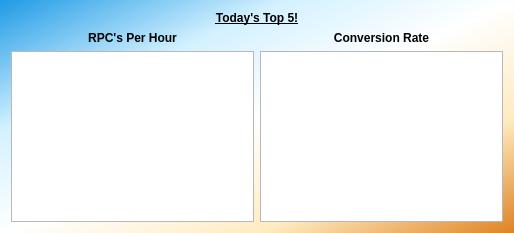
Above: Ui_Files/top_five.ui from jakesb27/Manager_KPI_Tracker before the change. Below: the same form after it.
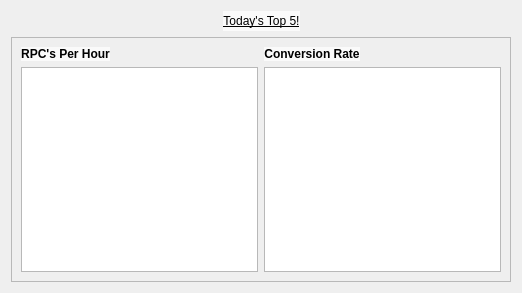
That is the form after the change. Icons and pictures are not drawn.

The edit to the form file:
```diff
--- a/Ui_Files/top_five.ui
+++ b/Ui_Files/top_five.ui
@@ -6,8 +6,8 @@
    <rect>
     <x>0</x>
     <y>0</y>
-    <width>514</width>
-    <height>233</height>
+    <width>522</width>
+    <height>293</height>
    </rect>
   </property>
   <property name="windowTitle">
@@ -17,22 +17,20 @@
    <iconset>
     <normaloff>Meduit_logo.ico</normaloff>Meduit_logo.ico</iconset>
   </property>
-  <property name="styleSheet">
-   <string notr="true">QDialog{
-	background-color: qlineargradient(spread:pad, x1:1, y1:1, x2:0, y2:0.011, stop:0 rgba(223, 129, 33, 255), stop:0.25 rgba(255, 235, 193, 255), stop:0.5 rgba(255, 255, 255, 255), stop:0.725 rgba(211, 241, 255, 255), stop:1 rgba(34, 156, 230, 255));
-}
-QWidget{
-	font: 11pt &quot;Corbel&quot;;
-	font-weight: bold;
-}</string>
-  </property>
   <layout class="QGridLayout" name="gridLayout">
-   <item row="0" column="0" colspan="2">
+   <item row="0" column="1">
     <widget class="QLabel" name="label">
+     <property name="sizePolicy">
+      <sizepolicy hsizetype="Maximum" vsizetype="Preferred">
+       <horstretch>0</horstretch>
+       <verstretch>0</verstretch>
+      </sizepolicy>
+     </property>
      <property name="styleSheet">
       <string notr="true">QLabel{
 	font: 75 22pt &quot;Segoe Print&quot;;
 	text-decoration: underline;
+	background-color: qlineargradient(spread:pad, x1:0.557, y1:0, x2:0.511, y2:1, stop:0.528409 rgba(255, 255, 255, 174));
 }</string>
      </property>
      <property name="text">
@@ -43,24 +41,43 @@
      </property>
     </widget>
    </item>
-   <item row="1" column="0">
-    <widget class="QLabel" name="label_2">
-     <property name="styleSheet">
-      <string notr="true">QLabel{
-	font: 14pt &quot;Corbel&quot;;
-	font-weight: bold;
-}</string>
+   <item row="0" column="0">
+    <spacer name="horizontalSpacer">
+     <property name="orientation">
+      <enum>Qt::Horizontal</enum>
      </property>
-     <property name="text">
-      <string>RPC's Per Hour</string>
+     <property name="sizeHint" stdset="0">
+      <size>
+       <width>40</width>
+       <height>20</height>
+      </size>
      </property>
-     <property name="alignment">
-      <set>Qt::AlignCenter</set>
+    </spacer>
+   </item>
+   <item row="0" column="2">
+    <spacer name="horizontalSpacer_2">
+     <property name="orientation">
+      <enum>Qt::Horizontal</enum>
      </property>
-    </widget>
+     <property name="sizeHint" stdset="0">
+      <size>
+       <width>40</width>
+       <height>20</height>
+      </size>
+     </property>
+    </spacer>
    </item>
-   <item row="2" column="0">
-    <widget class="QListView" name="listRPCView">
+   <item row="1" column="0" colspan="3">
+    <widget class="QFrame" name="frame">
+     <property name="frameShape">
+      <enum>QFrame::StyledPanel</enum>
+     </property>
+     <property name="frameShadow">
+      <enum>QFrame::Raised</enum>
+     </property>
+     <layout class="QGridLayout" name="gridLayout_2">
+      <item row="1" column="3">
+       <widget class="QListView" name="listConvView">
      <property name="styleSheet">
       <string notr="true">QListView{
 	font: 12pt &quot;MS Shell Dlg 2&quot;;
@@ -68,12 +85,19 @@
      </property>
     </widget>
    </item>
-   <item row="1" column="1">
+      <item row="0" column="3">
     <widget class="QLabel" name="label_3">
+        <property name="sizePolicy">
+         <sizepolicy hsizetype="Maximum" vsizetype="Preferred">
+          <horstretch>0</horstretch>
+          <verstretch>0</verstretch>
+         </sizepolicy>
+        </property>
      <property name="styleSheet">
       <string notr="true">QLabel{
 	font: 14pt &quot;Corbel&quot;;
 	font-weight: bold;
+	background-color: qlineargradient(spread:pad, x1:0.557, y1:0, x2:0.511, y2:1, stop:0.528409 rgba(255, 255, 255, 174));
 }</string>
      </property>
      <property name="text">
@@ -84,13 +108,39 @@
      </property>
     </widget>
    </item>
-   <item row="2" column="1">
-    <widget class="QListView" name="listConvView">
+      <item row="1" column="2">
+       <widget class="QListView" name="listRPCView">
      <property name="styleSheet">
       <string notr="true">QListView{
 	font: 12pt &quot;MS Shell Dlg 2&quot;;
 }</string>
      </property>
+       </widget>
+      </item>
+      <item row="0" column="2">
+       <widget class="QLabel" name="label_2">
+        <property name="sizePolicy">
+         <sizepolicy hsizetype="Maximum" vsizetype="Preferred">
+          <horstretch>0</horstretch>
+          <verstretch>0</verstretch>
+         </sizepolicy>
+        </property>
+        <property name="styleSheet">
+         <string notr="true">QLabel{
+	font: 14pt &quot;Corbel&quot;;
+	font-weight: bold;
+	background-color: qlineargradient(spread:pad, x1:0.557, y1:0, x2:0.511, y2:1, stop:0.528409 rgba(255, 255, 255, 174));
+}</string>
+        </property>
+        <property name="text">
+         <string>RPC's Per Hour</string>
+        </property>
+        <property name="alignment">
+         <set>Qt::AlignCenter</set>
+        </property>
+       </widget>
+      </item>
+     </layout>
     </widget>
    </item>
   </layout>
```
Lines whose indentation alone changed are shown as unchanged.
